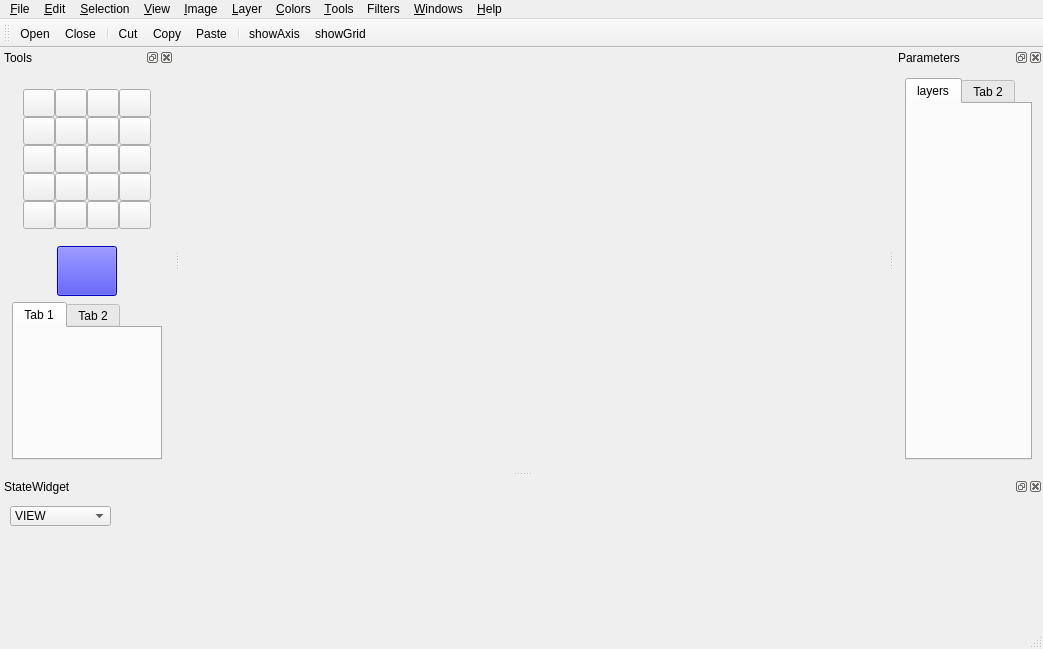
Qt form applications/TexturePainter/TexturePainter.ui (billhj/Etoile2015) before a commit.
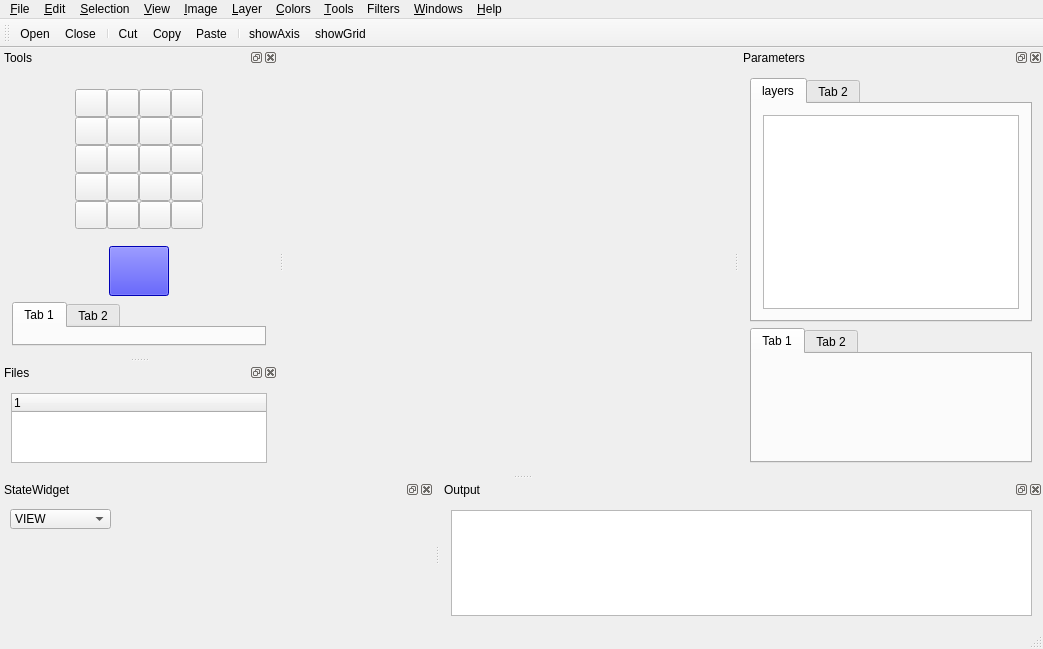
The same form after that commit. Icons and pictures are not drawn. Custom widgets are drawn as their Qt base class.

```diff
--- a/applications/TexturePainter/TexturePainter.ui
+++ b/applications/TexturePainter/TexturePainter.ui
@@ -127,8 +127,8 @@
   <widget class="QDockWidget" name="ParametersDockWidget">
    <property name="minimumSize">
     <size>
-     <width>147</width>
-     <height>200</height>
+     <width>228</width>
+     <height>209</height>
     </size>
    </property>
    <property name="windowTitle">
@@ -153,7 +153,11 @@
           <attribute name="title">
            <string>layers</string>
           </attribute>
-          <layout class="QGridLayout" name="gridLayout_2"/>
+          <layout class="QHBoxLayout" name="horizontalLayout_6">
+           <item>
+            <widget class="QListView" name="listView"/>
+           </item>
+          </layout>
          </widget>
          <widget class="QWidget" name="tab_4">
           <attribute name="title">
@@ -162,6 +166,20 @@
          </widget>
         </widget>
        </item>
+       <item>
+        <widget class="QTabWidget" name="tabWidget_3">
+         <widget class="QWidget" name="tab_3">
+          <attribute name="title">
+           <string>Tab 1</string>
+          </attribute>
+         </widget>
+         <widget class="QWidget" name="tab_5">
+          <attribute name="title">
+           <string>Tab 2</string>
+          </attribute>
+         </widget>
+        </widget>
+       </item>
       </layout>
      </item>
     </layout>
@@ -170,7 +188,7 @@
   <widget class="QDockWidget" name="ToolsDockWidget">
    <property name="minimumSize">
     <size>
-     <width>100</width>
+     <width>152</width>
      <height>309</height>
     </size>
    </property>
@@ -193,7 +211,7 @@
        <property name="rightMargin">
         <number>1</number>
        </property>
-       <item>
+       <item alignment="Qt::AlignHCenter|Qt::AlignVCenter">
         <widget class="QWidget" name="widget" native="true">
          <layout class="QHBoxLayout" name="horizontalLayout">
           <item>
@@ -875,7 +893,7 @@
    <property name="minimumSize">
     <size>
      <width>200</width>
-     <height>150</height>
+     <height>100</height>
     </size>
    </property>
    <property name="windowTitle">
@@ -912,6 +930,48 @@
     </widget>
    </widget>
   </widget>
+  <widget class="QDockWidget" name="Output">
+   <property name="minimumSize">
+    <size>
+     <width>89</width>
+     <height>100</height>
+    </size>
+   </property>
+   <property name="windowTitle">
+    <string>Output</string>
+   </property>
+   <attribute name="dockWidgetArea">
+    <number>8</number>
+   </attribute>
+   <widget class="QWidget" name="dockWidgetContents_2">
+    <layout class="QGridLayout" name="gridLayout_2">
+     <item row="0" column="0">
+      <widget class="QPlainTextEdit" name="cmd"/>
+     </item>
+    </layout>
+   </widget>
+  </widget>
+  <widget class="QDockWidget" name="dockWidget">
+   <property name="windowTitle">
+    <string>Files</string>
+   </property>
+   <attribute name="dockWidgetArea">
+    <number>1</number>
+   </attribute>
+   <widget class="QWidget" name="dockWidgetContents_5">
+    <layout class="QHBoxLayout" name="horizontalLayout_5">
+     <item>
+      <widget class="QTreeWidget" name="treeWidget">
+       <column>
+        <property name="text">
+         <string notr="true">1</string>
+        </property>
+       </column>
+      </widget>
+     </item>
+    </layout>
+   </widget>
+  </widget>
   <action name="action_Open">
    <property name="icon">
     <iconset>
```
